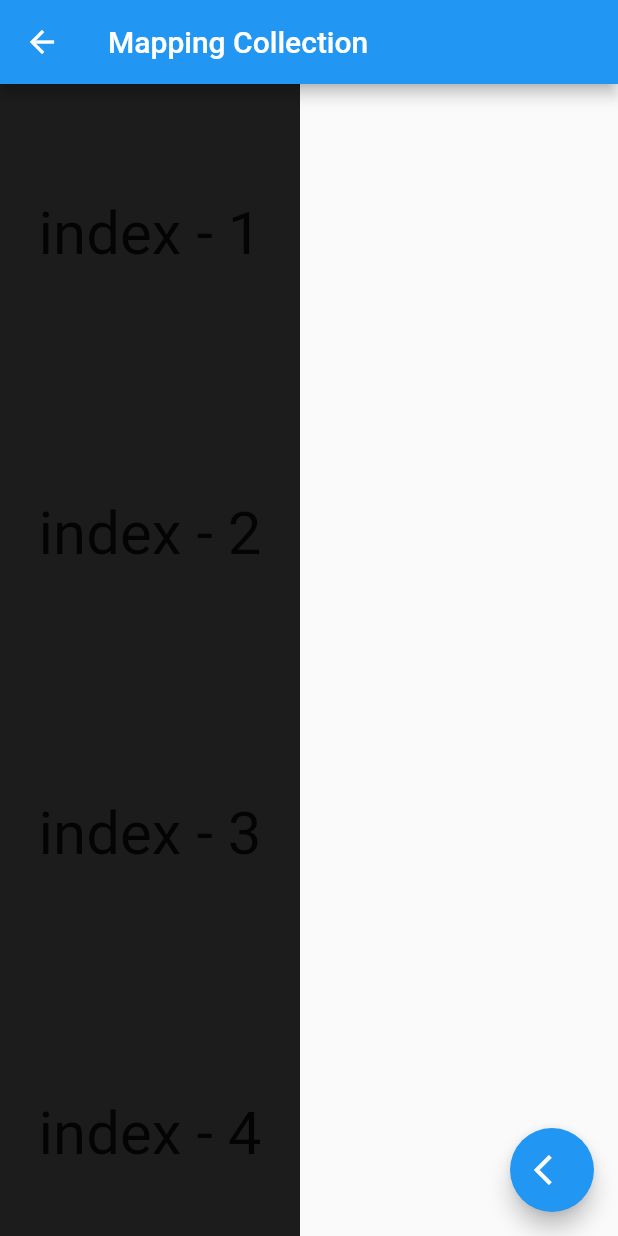
After one commit to minhthoai190892/flutter_2_15_tutorial, a Flutter app: the MappingCollection screen opened by its route, on a phone screen of 412 x 824 dp. The commit adds this screen. Run offline on Flutter 3.47's test engine with Material 2 defaults, Android fonts, the phone set to English and light mode, and no system bars.

Commit message:
widget builder

```diff
--- a/lib/main.dart
+++ b/lib/main.dart
@@ -1,8 +1,10 @@
 import 'package:flutter/material.dart';
 import 'package:flutter_2_15/pages/extract_widget.dart';
 import 'package:flutter_2_15/pages/home_pages.dart';
+import 'package:flutter_2_15/pages/mapping_collections.dart';
 import 'package:flutter_2_15/pages/visible_invisible_widget.dart';
 import 'package:flutter_2_15/pages/widget_dasar_page.dart';
+import 'package:flutter_2_15/pages/wiget_builder.dart';
 
 void main() {
   runApp(const MyApp());
@@ -21,6 +23,8 @@ class MyApp extends StatelessWidget {
         VisibleInvisibleWidgetPage.routeName: (context) =>
             const VisibleInvisibleWidgetPage(),
         ExtractWidget.nameRoute: (context) => const ExtractWidget(),
+        MappingCollection.nameRoute:(context)=> MappingCollection(),
+        WidgetBuilderr.nameRoute:(context)=> const WidgetBuilderr(),
       },
     );
   }
--- /dev/null
+++ b/lib/pages/mapping_collections.dart
@@ -0,0 +1,49 @@
+import 'dart:math';
+
+import 'package:flutter/material.dart';
+import 'package:flutter_2_15/widgets/floating_action_button.dart';
+import 'package:flutter_2_15/widgets/kotak_warna.dart';
+
+// ignore: must_be_immutable
+class MappingCollection extends StatelessWidget {
+  // const MappingCollection({Key? key,this.allIteams}) : super(key: key);
+  static const nameRoute = "/mapping_collection";
+  List<KotakWarna> allIteams = List.generate(
+    10,
+    (index) => KotakWarna(
+      text: "${index + 1}",
+      colorKotakWarna: Color.fromARGB(255, Random().nextInt(256),
+          Random().nextInt(256), Random().nextInt(256)),
+    ),
+  );
+  List<Map<String, dynamic>> dataKotakWarna = List.generate(
+      10,
+      (index) => {
+            "text": "index - ${index + 1}",
+            "color": Color.fromARGB(255, Random().nextInt(256),
+                Random().nextInt(256), Random().nextInt(256)),
+          });
+  MappingCollection({Key? key}) : super(key: key);
+  @override
+  Widget build(BuildContext context) {
+    return Scaffold(
+      appBar: AppBar(
+        title: const Text("Mapping Collection"),
+      ),
+      body: SingleChildScrollView(
+        scrollDirection: Axis.vertical,
+        child: Column(
+          children: dataKotakWarna
+              .map(
+                (e) => KotakWarna(
+                  text: e['text'],
+                  colorKotakWarna: e['color'],
+                ),
+              )
+              .toList(),
+        ),
+      ),
+      floatingActionButton: const floatingActionButton(),
+    );
+  }
+}
--- /dev/null
+++ b/lib/widgets/kotak_warna.dart
@@ -0,0 +1,24 @@
+import 'package:flutter/material.dart';
+
+class KotakWarna extends StatelessWidget {
+  const KotakWarna({
+    Key? key,
+    required this.text,
+    required this.colorKotakWarna,
+  }) : super(key: key);
+  final String text;
+  final Color colorKotakWarna;
+  @override
+  Widget build(BuildContext context) {
+    return Container(
+      height: 200,
+      width: 200,
+      color: colorKotakWarna,
+      child: Center(
+          child: Text(
+        text,
+        style: const TextStyle(fontSize: 40),
+      )),
+    );
+  }
+}
```
Also changed, not shown: lib/pages/extract_widget.dart (+1 -23 lines), lib/pages/home_pages.dart (+10 -4 lines), lib/pages/wiget_builder.dart (added, +18 -0 lines).
